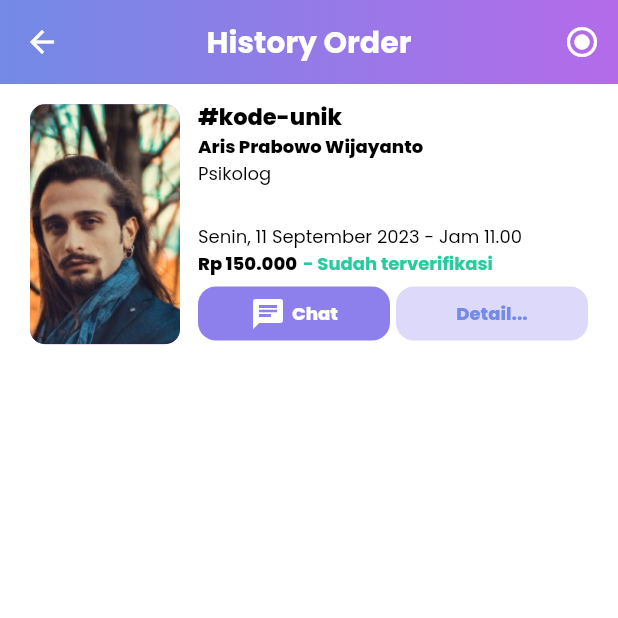
After one commit to dinug-c/mentalove_app, a Flutter app: the HistoryOrder screen opened by its route, on a phone screen of 412 x 824 dp, the top half of it. The commit adds this screen. Run offline on Flutter 3.47's test engine with Material 2 defaults, Android fonts, the phone set to English and light mode, and no system bars; our stand-ins replace auto_size_text, flutter_bloc, get, get_storage, google_fonts, supabase_flutter and 2 more; accounts and stored records are empty; statements that could not run were skipped.

Commit message:
feat(ui)history order

```diff
--- a/lib/main.dart
+++ b/lib/main.dart
@@ -5,6 +5,7 @@ import 'package:mentalove_app/ui/pages/counseling.dart';
 import 'package:mentalove_app/ui/pages/daily_content.dart';
 import 'package:mentalove_app/ui/pages/detail.dart';
 import 'package:mentalove_app/ui/pages/history.dart';
+import 'package:mentalove_app/ui/pages/history_order.dart';
 import 'package:mentalove_app/ui/pages/landing_page.dart';
 import 'package:mentalove_app/ui/pages/login_page.dart';
 import 'package:mentalove_app/ui/pages/main_page.dart';
@@ -71,6 +72,7 @@ class _MainAppState extends State<MainApp> {
             ),
         '/psikiater-page': (context) => const PsikiaterPage(),
         '/chat-page': (context) => const ChatPage(),
+        '/history-order': (context) => const HistoryOrder()
       }),
     );
   }
--- a/lib/ui/pages/counseling.dart
+++ b/lib/ui/pages/counseling.dart
@@ -88,6 +88,12 @@ class _CounselingState extends State<Counseling> {
                           },
                           icon: const Icon(Icons.chat),
                         ),
+                        IconButton(
+                          onPressed: () {
+                            Navigator.pushNamed(context, '/history-order');
+                          },
+                          icon: const Icon(Icons.list),
+                        ),
                       ]),
                 )
               ],
--- /dev/null
+++ b/lib/ui/pages/history_order.dart
@@ -0,0 +1,206 @@
+import 'package:flutter/material.dart';
+import 'package:flutter/services.dart';
+import 'package:intl/intl.dart';
+import 'package:mentalove_app/main.dart';
+import 'package:mentalove_app/ui/pages/detail.dart';
+import 'package:mentalove_app/ui/shared/gaps.dart';
+import 'package:mentalove_app/ui/shared/theme.dart';
+import 'package:mentalove_app/ui/widgets/appbar.dart';
+import 'package:mentalove_app/ui/widgets/card.dart';
+
+import '../widgets/card.dart';
+import '../widgets/toast.dart';
+
+class HistoryOrder extends StatefulWidget {
+  const HistoryOrder({super.key});
+
+  @override
+  State<HistoryOrder> createState() => _HistoryOrderState();
+}
+
+class _HistoryOrderState extends State<HistoryOrder> {
+  final _future =
+      supabase.from('psikolog').select<List<Map<String, dynamic>>>();
+  bool verification = true;
+
+  @override
+  Widget build(BuildContext context) {
+    const SystemUiOverlayStyle(
+      statusBarColor: Colors.transparent,
+      systemNavigationBarColor: Colors.white,
+      statusBarIconBrightness: Brightness.light,
+      systemNavigationBarIconBrightness: Brightness.light,
+    );
+
+    return Scaffold(
+      backgroundColor: kWhiteColor,
+      body: CustomScrollView(
+        slivers: <Widget>[
+          AppBarCustom(
+            title: 'History Order',
+            startColor: kPrimaryColor,
+            endColor: kPrimary2Color,
+            leftAction: () {
+              Navigator.pop(context);
+            },
+            leftIcon: Icons.arrow_back,
+            rightIcon: Icons.radio_button_checked,
+            rightAction: () {
+              setState(() {
+                if (verification) {
+                  verification = false;
+                } else {
+                  verification = true;
+                }
+              });
+            },
+          ),
+          SliverList(
+            delegate: SliverChildListDelegate(
+              [
+                Container(
+                  margin: const EdgeInsets.symmetric(
+                      horizontal: 20.0, vertical: 10.0),
+                  child: Row(
+                    mainAxisAlignment: MainAxisAlignment.start,
+                    children: [
+                      Container(
+                        width: 100,
+                        height: 160,
+                        decoration: BoxDecoration(
+                          color: kPrimary2Color,
+                          borderRadius:
+                              const BorderRadius.all(Radius.circular(10)),
+                          image: const DecorationImage(
+                              image: AssetImage('assets/detail_pfp.png'),
+                              fit: BoxFit.cover),
+                        ),
+                      ),
+                      gapW12,
+                      Expanded(
+                        child: Column(
+                          crossAxisAlignment: CrossAxisAlignment.start,
+                          children: [
+                            Text(
+                              '#kode-unik',
+                              maxLines: 2,
+                              style: blackTextStyle.copyWith(
+                                fontSize: 15,
+                                fontWeight: extraBold,
+                              ),
+                              overflow: TextOverflow.ellipsis,
+                            ),
+                            Text(
+                              'Aris Prabowo Wijayanto',
+                              style: blackTextStyle.copyWith(
+                                fontSize: 12,
+                                fontWeight: extraBold,
+                              ),
+                            ),
+                            Text(
+                              'Psikolog',
+                              style: blackTextStyle.copyWith(fontSize: 12),
+                              maxLines: 1,
+                              overflow: TextOverflow.ellipsis,
+                            ),
+                            gapH24,
+                            Text(
+                              'Senin, 11 September 2023 - Jam 11.00',
+                              style: blackTextStyle.copyWith(fontSize: 12),
+                              maxLines: 1,
+                              overflow: TextOverflow.ellipsis,
+                            ),
+                            Row(
+                              children: [
+                                Text(
+                                  'Rp 150.000',
+                                  style: blackTextStyle.copyWith(
+                                    fontSize: 12,
+                                    fontWeight: extraBold,
+                                  ),
+                                ),
+                                gapW4,
+                                Text(
+                                  verification
+                                      ? '- Sudah terverifikasi'
+                                      : '- Belum terverifikasi',
+                                  style: blackTextStyle.copyWith(
+                                      color: verification
+                                          ? kGreenColor
+                                          : kRedColor,
+                                      fontSize: 12,
+                                      fontWeight: bold),
+                                )
+                              ],
+                            ),
+                            Row(
+                              mainAxisAlignment: MainAxisAlignment.start,
+                              children: [
+                                Expanded(
+                                  child: ElevatedButton(
+                                    onPressed: () {},
+                                    style: ElevatedButton.styleFrom(
+                                      backgroundColor: kPurpleColor,
+                                      elevation: 0.0,
+                                      shape: RoundedRectangleBorder(
+                                        borderRadius:
+                                            BorderRadius.circular(12.0),
+                                      ),
+                                    ),
+                                    child: Row(
+                                      mainAxisAlignment:
+                                          MainAxisAlignment.center,
+                                      children: [
+                                        Icon(
+                                          Icons.chat,
+                                          color: kWhiteColor,
+                                        ),
+                                        gapW4,
+                                        Text(
+                                          'Chat',
+                                          style: whiteTextStyle.copyWith(
+                                            fontSize: 12,
+                                            fontWeight: extraBold,
+                                          ),
+                                        ),
+                                      ],
+                                    ),
+                                  ),
+                                ),
+                                gapW4,
+                                Expanded(
+                                  child: ElevatedButton(
+                                    onPressed: () {},
+                                    style: ElevatedButton.styleFrom(
+                                      backgroundColor: kPrimaryLightColor,
+                                      elevation: 0.0,
+                                      shape: RoundedRectangleBorder(
+                                        borderRadius:
+                                            BorderRadius.circular(12.0),
+                                      ),
+                                    ),
+                                    child: Text(
+                                      'Detail...',
+                                      style: purpleTextStyle.copyWith(
+                                        fontSize: 12,
+                                        fontWeight: extraBold,
+                                      ),
+                                    ),
+                                  ),
+                                ),
+                              ],
+                            )
+                          ],
+                        ),
+                      ),
+                    ],
+                  ),
+                )
+              ],
+            ),
+          ),
+        ],
+      ),
+    );
+  }
+}
```
Also changed, not shown: 1 other file.
